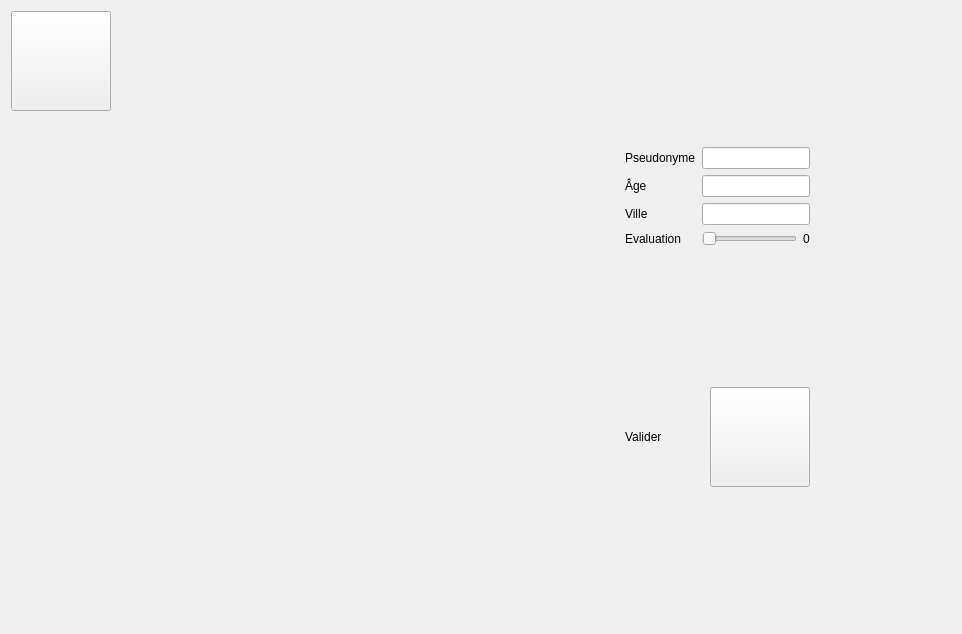
Qt form mainwindow.ui (max22-/loan) before a commit.
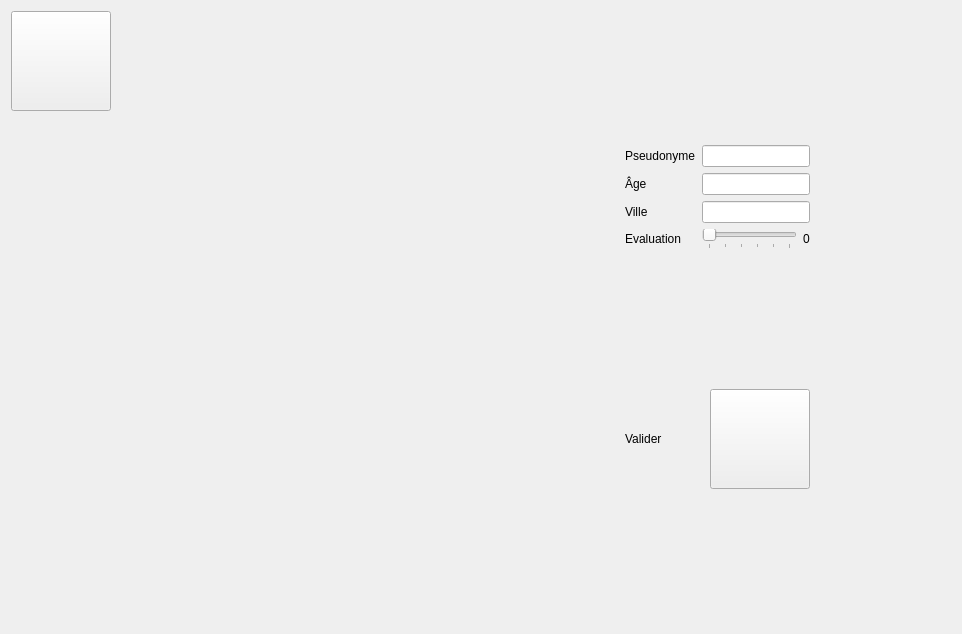
The same form after that commit. The open tabs and pages were chosen to show the change. Icons and pictures are not drawn.

Commit message: Ajout de ticks sous le slider de l'évaluation

What changed in the file:
```diff
--- a/mainwindow.ui
+++ b/mainwindow.ui
@@ -559,6 +559,12 @@
                   <property name="orientation">
                    <enum>Qt::Horizontal</enum>
                   </property>
+                  <property name="tickPosition">
+                   <enum>QSlider::TicksBelow</enum>
+                  </property>
+                  <property name="tickInterval">
+                   <number>1</number>
+                  </property>
                  </widget>
                 </item>
                 <item>
```
Left out of the diff: 4 changed lines with no effect on the pictures.
